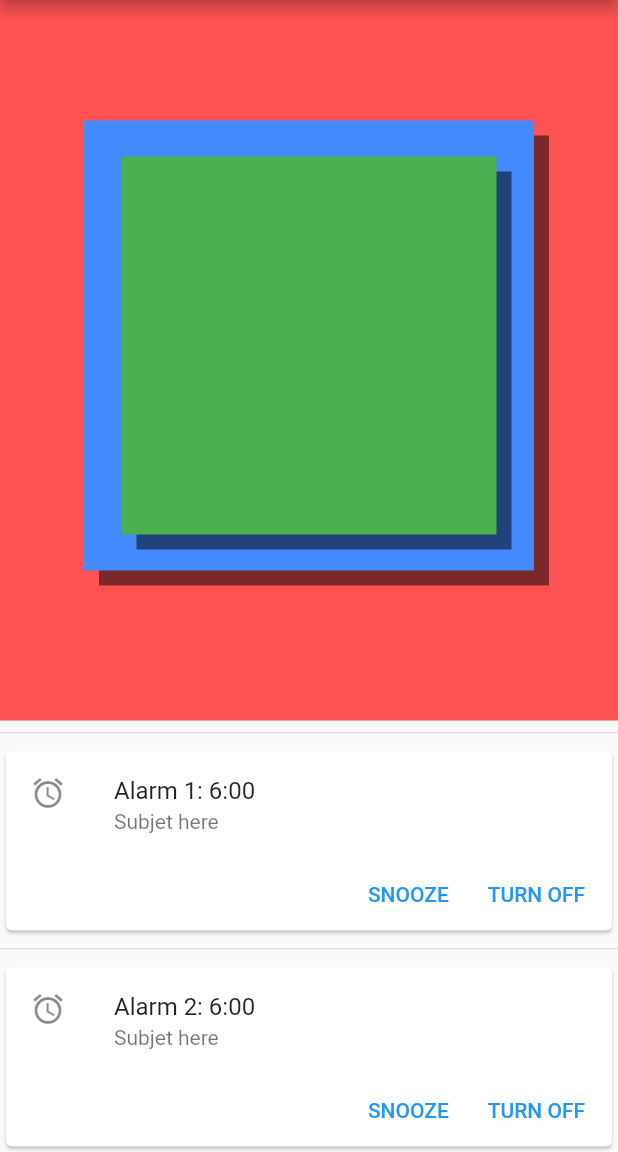
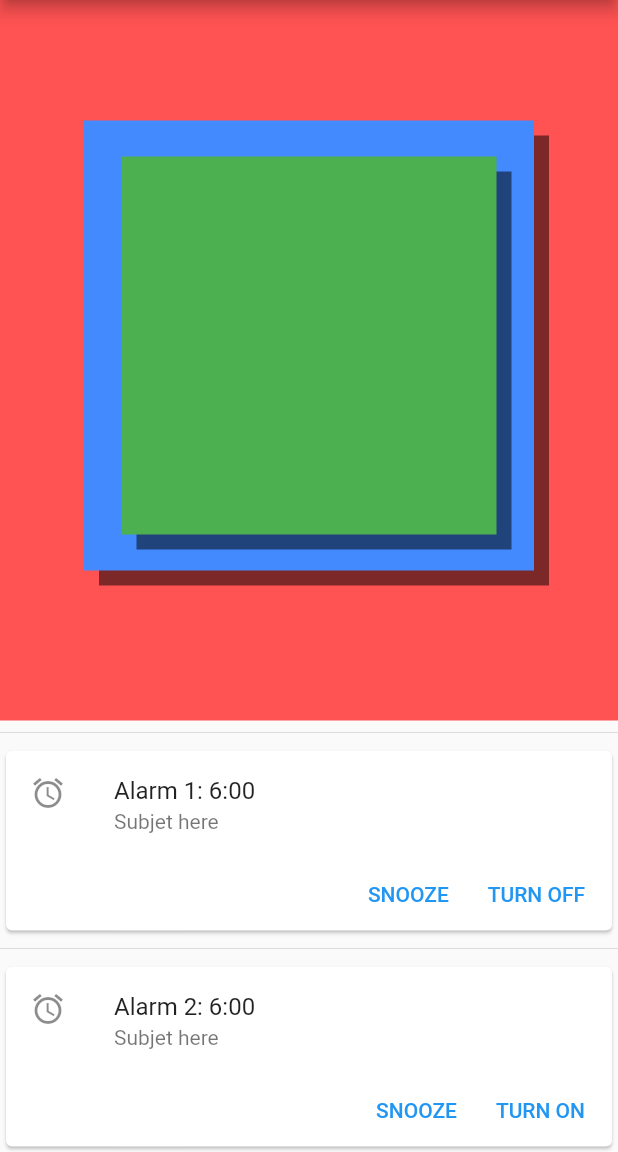
Before and after one commit to prajyotjoshi17/003-flutter-layouts, a Flutter app: the screen it shows after launch, scrolled down 1219 dp, on a phone screen of 412 x 824 dp, the part 84-1236 px from its top. Run offline on Flutter 3.47's test engine with Material 2 defaults, Android fonts, the phone set to English and light mode, and no system bars.

```diff
--- a/lib/main.dart
+++ b/lib/main.dart
@@ -14,6 +14,7 @@ class MyApp extends StatelessWidget {
       theme: ThemeData(
         primarySwatch: Colors.blue,
       ),
+      darkTheme: ThemeData.dark(),
       //darkTheme: ThemeData.dark(),
       home: const MyHomePage(title: 'Flutter Layouts'),
     );
@@ -46,13 +47,11 @@ class _MyHomePageState extends State<MyHomePage> {
               border: Border.all(width: 10, color: c),
               borderRadius: const BorderRadius.all(Radius.circular(25)),
             ),
-            child: Flexible(
-                flex: 1,
             child: Center(
                 child: Text(
               i.toString(),
               style: const TextStyle(fontSize: 30),
-                ))),
+            )),
           ),
         );
 
@@ -127,24 +126,34 @@ class _MyHomePageState extends State<MyHomePage> {
                 mainAxisAlignment: MainAxisAlignment.spaceEvenly,
                 mainAxisSize: MainAxisSize.min,
                 children: [
-                  const Text(
+                  const Flexible(
+                    child: Text(
                       "This is a Flex Wdget",
-                    style: TextStyle(backgroundColor: Colors.deepOrangeAccent),
+                      style:
+                          TextStyle(backgroundColor: Colors.deepOrangeAccent),
+                      softWrap: true,
                     ),
-                  const Text(
+                  ),
+                  const Flexible(
+                    child: Text(
                       "It has 3 Text widgets as Childeren",
                       style: TextStyle(backgroundColor: Colors.greenAccent),
                     ),
-                  const Text(
+                  ),
+                  const Flexible(
+                    child: Text(
                       "Axis can be assigned or \nchanged according to screenSize",
                       style: TextStyle(
                           backgroundColor: Color.fromARGB(255, 26, 81, 233)),
                     ),
-                  Text(
+                  ),
+                  Flexible(
+                      child: Text(
                     message,
                     style: const TextStyle(
                         fontWeight: FontWeight.bold, fontSize: 25),
-                  )
+                    overflow: TextOverflow.clip,
+                  ))
                 ]),
             const Divider(),
             const Text("Standard Layout Widgets",
@@ -182,19 +191,15 @@ class _MyHomePageState extends State<MyHomePage> {
             ),
             const Divider(),
             const Text("GridView.count"),
-            Flexible(
-              child: GridView.count(
+            GridView.count(
               shrinkWrap: true,
               crossAxisCount: 3,
               crossAxisSpacing: 10,
               mainAxisSpacing: 10,
               children: _buildList(5, Colors.blue),
             ),
-            ),
             const Divider(),
-            const Flexible(
-              child: Text("Grid View.extent"),
-            ),
+            const Text("Grid View.extent"),
             const Divider(),
             const Text("ListView"),
             Flexible(
@@ -262,8 +267,7 @@ class _MyHomePageState extends State<MyHomePage> {
             Stack(
               alignment: Alignment.center,
               children: [
-                Expanded(
-                  child: Container(
+                Container(
                   height: 500,
                   width: 500,
                   decoration: const BoxDecoration(
@@ -271,9 +275,7 @@ class _MyHomePageState extends State<MyHomePage> {
                   ),
                   child: const Text("Hello"),
                 ),
-                ),
-                Expanded(
-                  child: Container(
+                Container(
                   height: 300,
                   width: 300,
                   decoration: const BoxDecoration(
@@ -284,9 +286,7 @@ class _MyHomePageState extends State<MyHomePage> {
                             offset: Offset(10, 10))
                       ]),
                 ),
-                ),
-                Expanded(
-                  child: Container(
+                Container(
                   height: 252,
                   width: 250,
                   decoration: const BoxDecoration(
@@ -296,7 +296,6 @@ class _MyHomePageState extends State<MyHomePage> {
                             color: Color.fromARGB(131, 0, 0, 0),
                             offset: Offset(10, 10))
                       ]),
-                  ),
                 )
               ],
             ),
@@ -311,25 +310,33 @@ class _MyHomePageState extends State<MyHomePage> {
                 Row(
                   mainAxisAlignment: MainAxisAlignment.end,
                   children: const [
-                    TextButton(
+                    Flexible(
+                      child: TextButton(
                         onPressed: null,
                         child: Text(
                           "SNOOZE",
                           style: TextStyle(color: Colors.blue),
                         ),
                       ),
-                    SizedBox(
+                    ),
+                    Flexible(
+                      child: SizedBox(
                         width: 10,
                       ),
-                    TextButton(
+                    ),
+                    Flexible(
+                      child: TextButton(
                           onPressed: null,
                           child: Text(
                             "TURN OFF",
                             style: TextStyle(color: Colors.blue),
                           )),
-                    SizedBox(
+                    ),
+                    Flexible(
+                      child: SizedBox(
                         width: 10,
                       ),
+                    )
                   ],
                 )
               ],
@@ -345,24 +352,32 @@ class _MyHomePageState extends State<MyHomePage> {
                 Row(
                   mainAxisAlignment: MainAxisAlignment.end,
                   children: const [
-                    TextButton(
+                    Flexible(
+                      child: TextButton(
                         onPressed: null,
                         child: Text(
                           "SNOOZE",
                           style: TextStyle(color: Colors.blue),
                         ),
                       ),
-                    SizedBox(
+                    ),
+                    Flexible(
+                      child: SizedBox(
                         width: 10,
                       ),
-                    TextButton(
+                    ),
+                    Flexible(
+                      child: TextButton(
                           onPressed: null,
                           child: Text(
-                          "TURN OFF",
+                            "TURN ON",
                             style: TextStyle(color: Colors.blue),
                           )),
-                    SizedBox(
+                    ),
+                    Flexible(
+                      child: SizedBox(
                         width: 10,
+                      ),
                     ),
                   ],
                 )
```
Also changed, not shown: 8 other files. Lines whose indentation alone changed are shown as unchanged.
